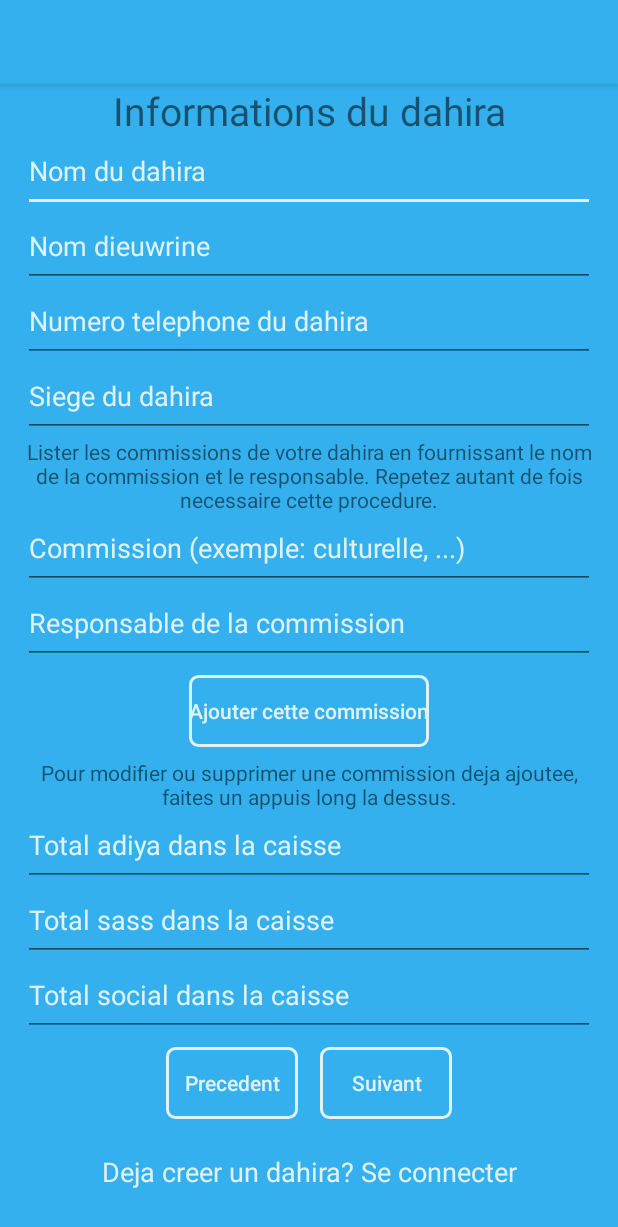
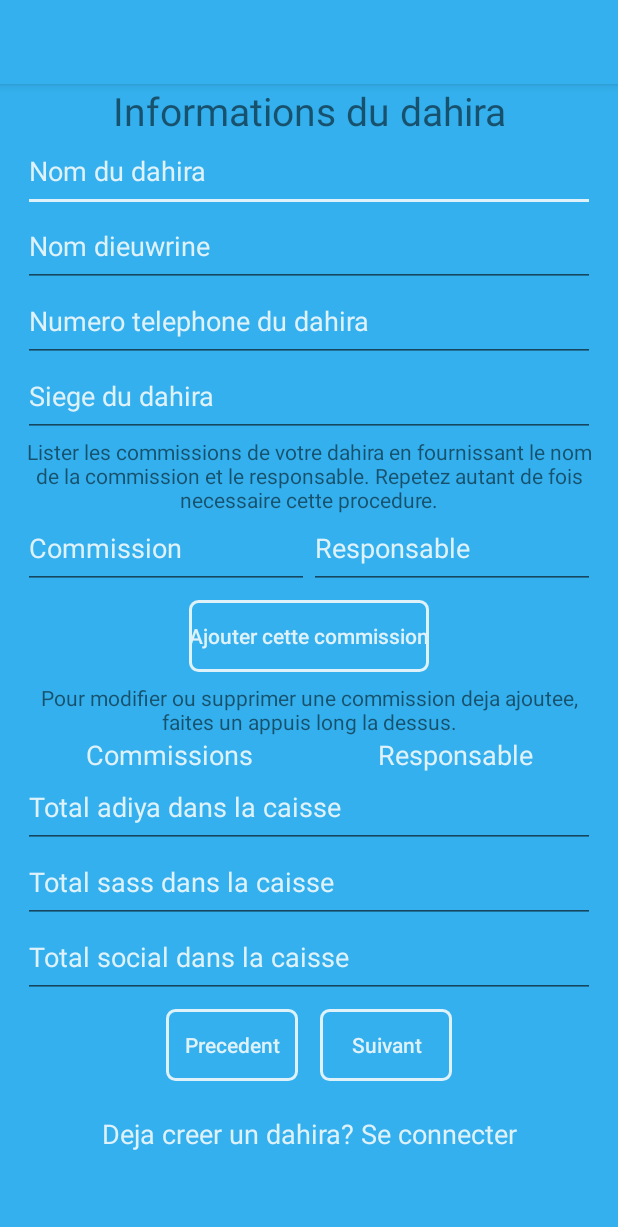
Before and after one commit to fallaw90/JotaayouMouride, an Android app: the layout activity_create_dahira.xml on its own in the app's theme, with its tools: preview values and no code run, on a phone screen of 412 x 824 dp. Shown: the top 1227 px of the screen. Run offline under Robolectric (Android 15) with nearby library versions, the phone set to English and light mode, and no system bars.

Commit message:
Commit 1

```diff
--- a/app/src/main/AndroidManifest.xml
+++ b/app/src/main/AndroidManifest.xml
@@ -17,7 +17,7 @@
         <activity android:name=".CreateDahiraActivity" />
         <activity android:name=".LoginActivity" />
         <activity android:name=".SignUpActivity" />
-        <activity android:name=".ProfileActivity" />
+        <activity android:name=".ProfileAdminActivity" />
         <activity android:name=".MainActivity">
             <intent-filter>
                 <action android:name="android.intent.action.MAIN" />
--- a/app/src/main/java/com/fallntic/jotaayumouride/DataHolder.java
+++ b/app/src/main/java/com/fallntic/jotaayumouride/DataHolder.java
@@ -5,6 +5,8 @@ import java.util.ArrayList;
 public class DataHolder {
 
     public static Dahira dahira;
+    public static String dahiraID;
+    public static ArrayList<String> listDahiraID = new ArrayList<String>();
     public static ArrayList<String> listCommission = new ArrayList<String>();
     public static ArrayList<String> listResponsible = new ArrayList<String>();
 
--- a/app/src/main/java/com/fallntic/jotaayumouride/LoginActivity.java
+++ b/app/src/main/java/com/fallntic/jotaayumouride/LoginActivity.java
@@ -56,7 +56,7 @@ public class LoginActivity extends AppCompatActivity implements View.OnClickList
 
         if (mAuth.getCurrentUser() != null) {
             finish();
-            startActivity(new Intent(this, ProfileActivity.class));
+            startActivity(new Intent(this, ProfileAdminActivity.class));
         }
     }
 
@@ -108,7 +108,7 @@ public class LoginActivity extends AppCompatActivity implements View.OnClickList
                 progressBar.setVisibility(View.GONE);
                 if (task.isSuccessful()) {
                     finish();
-                    Intent intent = new Intent(LoginActivity.this, ProfileActivity.class);
+                    Intent intent = new Intent(LoginActivity.this, ProfileAdminActivity.class);
                     intent.addFlags(Intent.FLAG_ACTIVITY_CLEAR_TOP);
                     startActivity(intent);
                 } else {
--- a/app/src/main/res/layout/activity_create_dahira.xml
+++ b/app/src/main/res/layout/activity_create_dahira.xml
@@ -34,11 +34,11 @@
             <LinearLayout
                 android:layout_width="match_parent"
                 android:layout_height="wrap_content"
+                android:layout_below="@id/dahiraInfo"
                 android:layout_centerVertical="true"
                 android:orientation="vertical"
                 android:paddingLeft="15dp"
-                android:paddingRight="15dp"
-                android:layout_below="@id/dahiraInfo">
+                android:paddingRight="15dp">
 
                 <EditText
                     android:id="@+id/editText_dahiraName"
@@ -81,11 +81,17 @@
                     android:textColorHint="@color/colorAccent" />
 
                 <TextView
+                    android:id="@+id/textView_addCommission"
                     android:layout_width="match_parent"
                     android:layout_height="wrap_content"
                     android:text="@string/AddCommissionInstruction"
-                    android:textAlignment="center"
-                    android:id="@+id/textView_addCommission"/>
+                    android:textAlignment="center" />
+
+            <LinearLayout
+                android:layout_width="match_parent"
+                android:layout_height="wrap_content"
+                android:layout_gravity="center"
+                android:orientation="horizontal">
 
                     <EditText
                         android:id="@+id/editText_commission"
@@ -95,6 +101,7 @@
                         android:hint="@string/commission"
                         android:inputType="text"
                         android:paddingBottom="15dp"
+                        android:layout_weight="0.5"
                         android:textColorHint="@color/colorAccent" />
 
                     <EditText
@@ -105,7 +112,10 @@
                         android:hint="@string/responsible"
                         android:inputType="text"
                         android:paddingBottom="15dp"
+                        android:layout_weight="0.5"
                         android:textColorHint="@color/colorAccent" />
+
+                </LinearLayout>
 
                 <Button
                     android:id="@+id/button_addCommission"
@@ -116,19 +126,46 @@
                     android:background="@drawable/rounded_button_transparent"
                     android:text="@string/addCommission"
                     android:textAllCaps="false"
-                    android:textColor="@color/colorAccent"  />
+                    android:textColor="@color/colorAccent" />
 
                 <TextView
+                    android:id="@+id/textViewUpdateCommission"
                     android:layout_width="match_parent"
                     android:layout_height="wrap_content"
                     android:text="@string/updateCommission"
-                    android:textAlignment="center"
-                    android:id="@+id/textViewUpdateCommission"/>
+                    android:textAlignment="center" />
+
+                <LinearLayout
+                    android:layout_width="match_parent"
+                    android:layout_height="wrap_content"
+                    android:layout_gravity="center"
+                    android:orientation="horizontal">
+
+                    <TextView
+                        android:id="@+id/textView_labelCommission"
+                        android:layout_width="wrap_content"
+                        android:layout_height="wrap_content"
+                        android:layout_weight="0.5"
+                        android:text="@string/textView_commissionsTitle"
+                        android:gravity="center"
+                        android:textColor="@color/colorAccent"
+                        android:textAppearance="@style/Base.TextAppearance.AppCompat.Medium" />
+
+                    <TextView
+                        android:id="@+id/textView_labelResponsible"
+                        android:layout_width="wrap_content"
+                        android:layout_height="wrap_content"
+                        android:layout_weight="0.5"
+                        android:text="@string/textView_responsiblesTitle"
+                        android:gravity="center"
+                        android:textColor="@color/colorAccent"
+                        android:textAppearance="@style/Base.TextAppearance.AppCompat.Medium" />
+                </LinearLayout>
 
                 <ListView
                     android:id="@+id/listView_commission"
                     android:layout_width="match_parent"
-                    android:layout_height="wrap_content"/>
+                    android:layout_height="wrap_content" />
 
                 <EditText
                     android:id="@+id/editText_adiya"
@@ -163,8 +200,8 @@
                 <LinearLayout
                     android:layout_width="wrap_content"
                     android:layout_height="wrap_content"
-                    android:orientation="horizontal"
-                    android:layout_gravity="center">
+                    android:layout_gravity="center"
+                    android:orientation="horizontal">
 
                     <Button
                         android:id="@+id/button_back"
--- a/app/src/main/res/layout/activity_profile.xml
+++ b/app/src/main/res/layout/activity_profile_admin.xml
@@ -5,7 +5,7 @@
     android:layout_width="match_parent"
     android:layout_height="match_parent"
     android:orientation="vertical"
-    tools:context=".ProfileActivity">
+    tools:context=".ProfileAdminActivity">
 
     <include
         android:id="@+id/toolbar"
--- a/app/src/main/res/values/strings.xml
+++ b/app/src/main/res/values/strings.xml
@@ -8,16 +8,16 @@
     <string name="confimerMdp" tools:ignore="ExtraTranslation">Confirmer votre de passe</string>
     <string name="inscrire" tools:ignore="ExtraTranslation">S\'inscrire</string>
     <string name="registeredAlready">Deja creer un dahira? Se connecter</string>
-    <string name="camera">Choisir une photo de profil</string>
+    <string name="camera">Choisir une photo de profile</string>
     <string name="verifyEmail">Cliquez ici pour recevoir un message de verification dans votre email pour continuer</string>
-    <string name="commission">Commission (exemple: culturelle, ...)</string>
+    <string name="commission">Commission</string>
     <string name="admin">Administrateur</string>
     <string name="simpleMember">Membre simple</string>
     <string name="dahiraName">Nom du dahira</string>
     <string name="dahiraPhoneNumber">Numero telephone du dahira</string>
     <string name="siege">Siege du dahira</string>
     <string name="addCommission">Ajouter cette commission</string>
-    <string name="responsible">Responsable de la commission</string>
+    <string name="responsible">Responsable</string>
     <string name="createDahira">Vous etes administrateur? Cliquez ici pour enregistrer votre dahira</string>
     <string name="dialogTitle">Modifier ou supprimer cette commission</string>
     <string name="update">Modifier</string>
@@ -36,4 +36,6 @@
     <string name="spinnerTitle">Selectionner une commission</string>
     <string name="backButton">Precedent</string>
     <string name="nextButton">Suivant</string>
+    <string name="textView_commissionsTitle">Commissions</string>
+    <string name="textView_responsiblesTitle">Responsable</string>
 </resources>
--- a/app/src/main/res/values/styles.xml
+++ b/app/src/main/res/values/styles.xml
@@ -8,4 +8,8 @@
         <item name="colorAccent">@color/colorAccent</item>
     </style>
 
+    <style name="MySpinnerLook">
+        <item name="android:textSize">22sp</item>
+    </style>
+
 </resources>
```
Also changed, not shown: app/src/main/java/com/fallntic/jotaayumouride/CreateAdminActivity.java (+59 -50 lines), app/src/main/java/com/fallntic/jotaayumouride/CreateDahiraActivity.java (+17 -44 lines), app/src/main/java/com/fallntic/jotaayumouride/ProfileAdminActivity.java (renamed from app/src/main/java/com/fallntic/jotaayumouride/ProfileActivity.java, +4 -6 lines), app/src/main/java/com/fallntic/jotaayumouride/SignUpActivity.java (+1 -12 lines), app/src/main/res/layout/activity_create_admin.xml (+25 -7 lines), app/src/main/res/layout/list_commission.xml (+9 -24 lines). Lines whose indentation alone changed are shown as unchanged.
